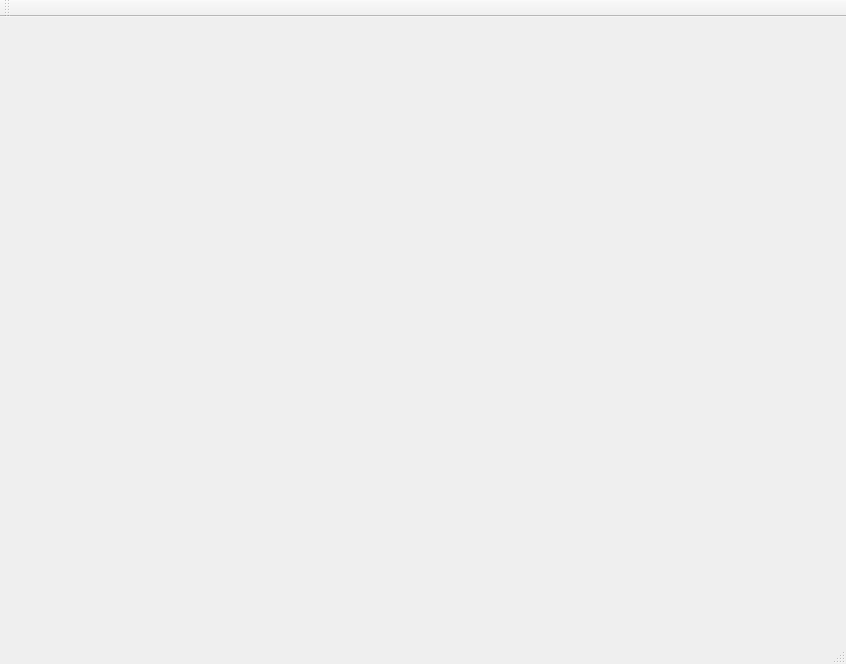
Above: src/mainwindow.ui from Jerryta0/glance before the change. Below: the same form after it.
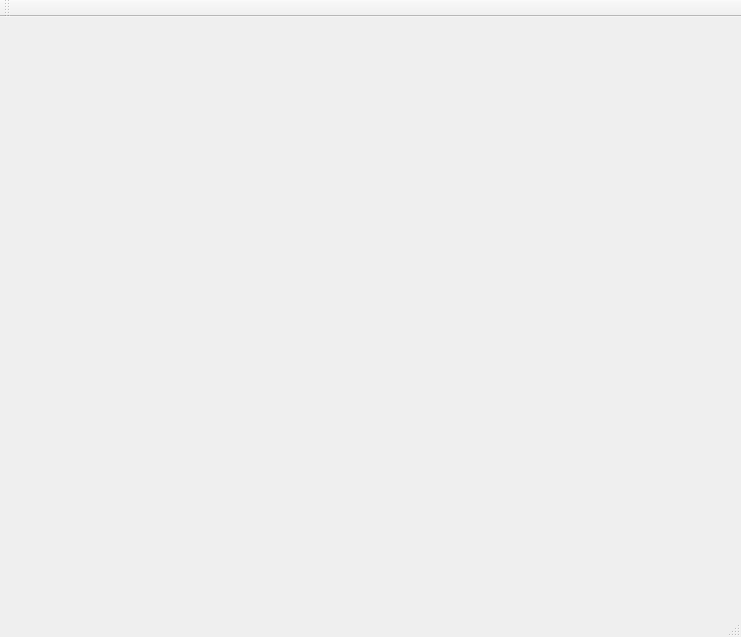
That is the form after the change.

The edit to the form file:
```diff
--- a/src/mainwindow.ui
+++ b/src/mainwindow.ui
@@ -6,8 +6,8 @@
    <rect>
     <x>0</x>
     <y>0</y>
-    <width>846</width>
-    <height>664</height>
+    <width>741</width>
+    <height>637</height>
    </rect>
   </property>
   <property name="windowTitle">
```
Left out of the diff: 2 changed lines with no effect on the pictures.
